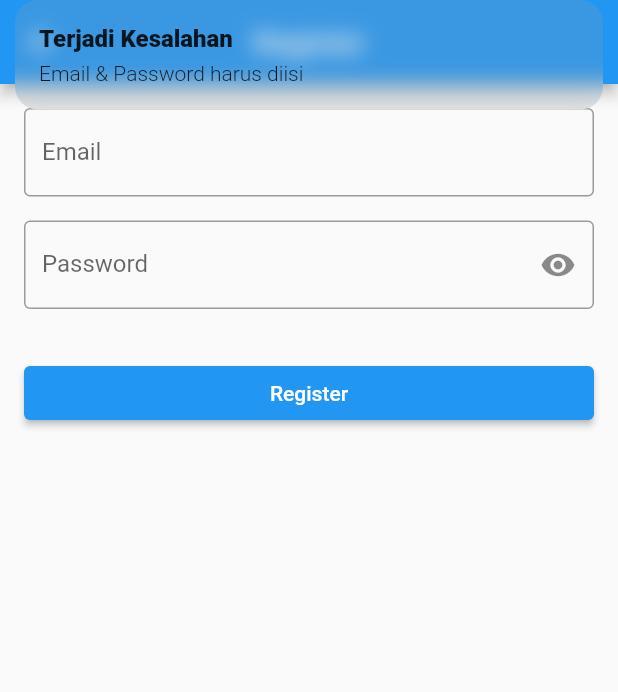
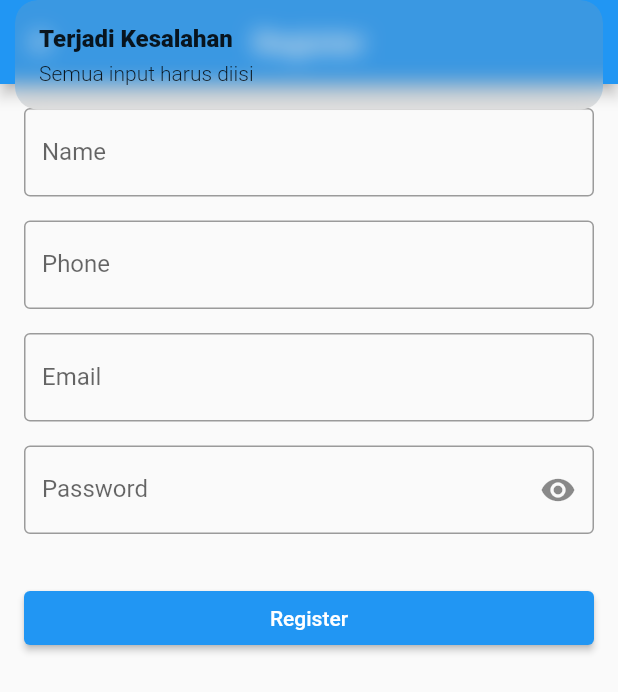
Before and after one commit to triagung128/firenotes, a Flutter app: the RegisterView screen opened by its route, after a tap on "Register", on a phone screen of 412 x 824 dp. Shown: the top 692 px of the screen. Run offline on Flutter 3.47's test engine with Material 2 defaults, Android fonts, the phone set to English and light mode, and no system bars; our stand-ins replace cloud_firestore, firebase_auth, firebase_core, get, get_storage; accounts and stored records are empty; generated files the repository leaves out were written again.

Commit message:
add form name and phone

```diff
--- a/lib/app/modules/register/controllers/register_controller.dart
+++ b/lib/app/modules/register/controllers/register_controller.dart
@@ -2,14 +2,18 @@ import 'package:flutter/foundation.dart';
 import 'package:get/get.dart';
 import 'package:flutter/material.dart';
 import 'package:firebase_auth/firebase_auth.dart';
+import 'package:cloud_firestore/cloud_firestore.dart';
 
 import '../../../routes/app_pages.dart';
 
 class RegisterController extends GetxController {
+  final TextEditingController nameC = TextEditingController();
+  final TextEditingController phoneC = TextEditingController();
   final TextEditingController emailC = TextEditingController();
   final TextEditingController passwordC = TextEditingController();
 
   final FirebaseAuth _auth = FirebaseAuth.instance;
+  final FirebaseFirestore _firestore = FirebaseFirestore.instance;
 
   RxBool isPasswordHidden = true.obs;
   RxBool isLoading = false.obs;
@@ -19,7 +23,10 @@ class RegisterController extends GetxController {
   }
 
   void register() async {
-    if (emailC.text.isNotEmpty && passwordC.text.isNotEmpty) {
+    if (nameC.text.isNotEmpty &&
+        phoneC.text.isNotEmpty &&
+        emailC.text.isNotEmpty &&
+        passwordC.text.isNotEmpty) {
       isLoading.value = true;
 
       try {
@@ -36,6 +43,14 @@ class RegisterController extends GetxController {
 
         // kirim link email verification
         await userCredential.user!.sendEmailVerification();
+
+        await _firestore.collection('users').doc(userCredential.user!.uid).set({
+          'name': nameC.text,
+          'phone': phoneC.text,
+          'email': emailC.text,
+          'uid': userCredential.user!.uid,
+          'created_at': DateTime.now().toIso8601String(),
+        });
 
         Get.offAllNamed(Routes.login);
       } on FirebaseAuthException catch (e) {
@@ -56,7 +71,7 @@ class RegisterController extends GetxController {
         errorMsg(e.toString());
       }
     } else {
-      errorMsg('Email & Password harus diisi');
+      errorMsg('Semua input harus diisi');
     }
   }
 }
--- a/lib/app/modules/register/views/register_view.dart
+++ b/lib/app/modules/register/views/register_view.dart
@@ -16,6 +16,32 @@ class RegisterView extends GetView<RegisterController> {
       body: ListView(
         padding: const EdgeInsets.all(16.0),
         children: [
+          TextField(
+            controller: controller.nameC,
+            autocorrect: false,
+            keyboardType: TextInputType.name,
+            textInputAction: TextInputAction.next,
+            decoration: const InputDecoration(
+              labelText: 'Name',
+              border: OutlineInputBorder(),
+            ),
+          ),
+          const SizedBox(
+            height: 16,
+          ),
+          TextField(
+            controller: controller.phoneC,
+            autocorrect: false,
+            keyboardType: TextInputType.number,
+            textInputAction: TextInputAction.next,
+            decoration: const InputDecoration(
+              labelText: 'Phone',
+              border: OutlineInputBorder(),
+            ),
+          ),
+          const SizedBox(
+            height: 16,
+          ),
           TextField(
             controller: controller.emailC,
             autocorrect: false,
```
